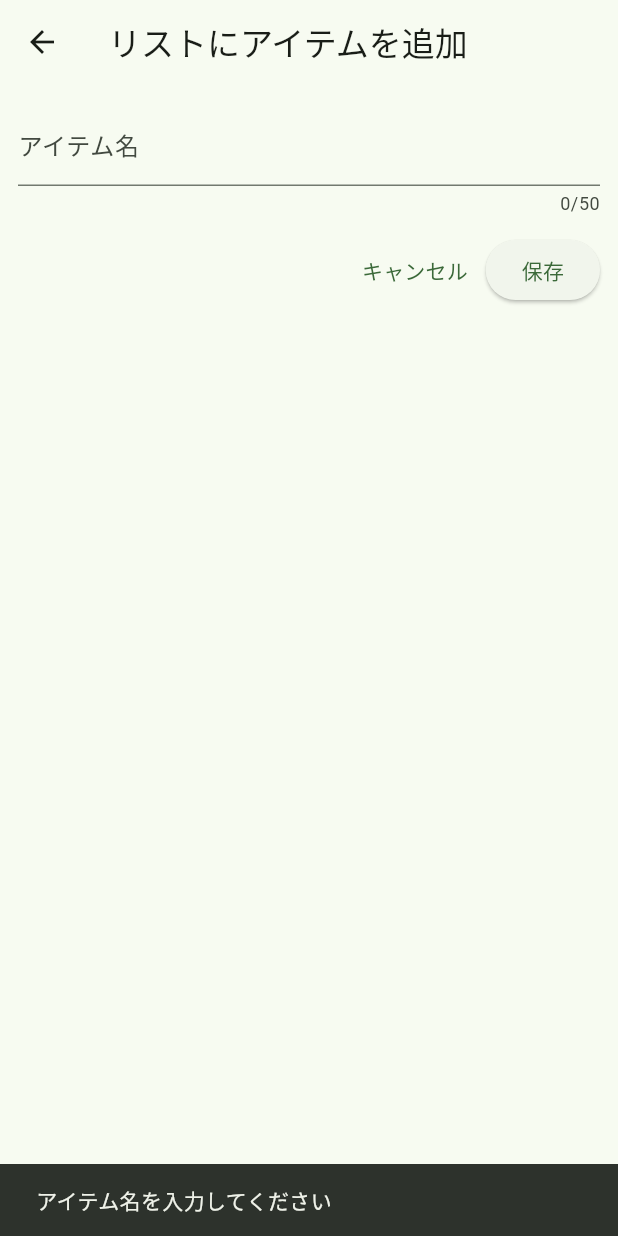
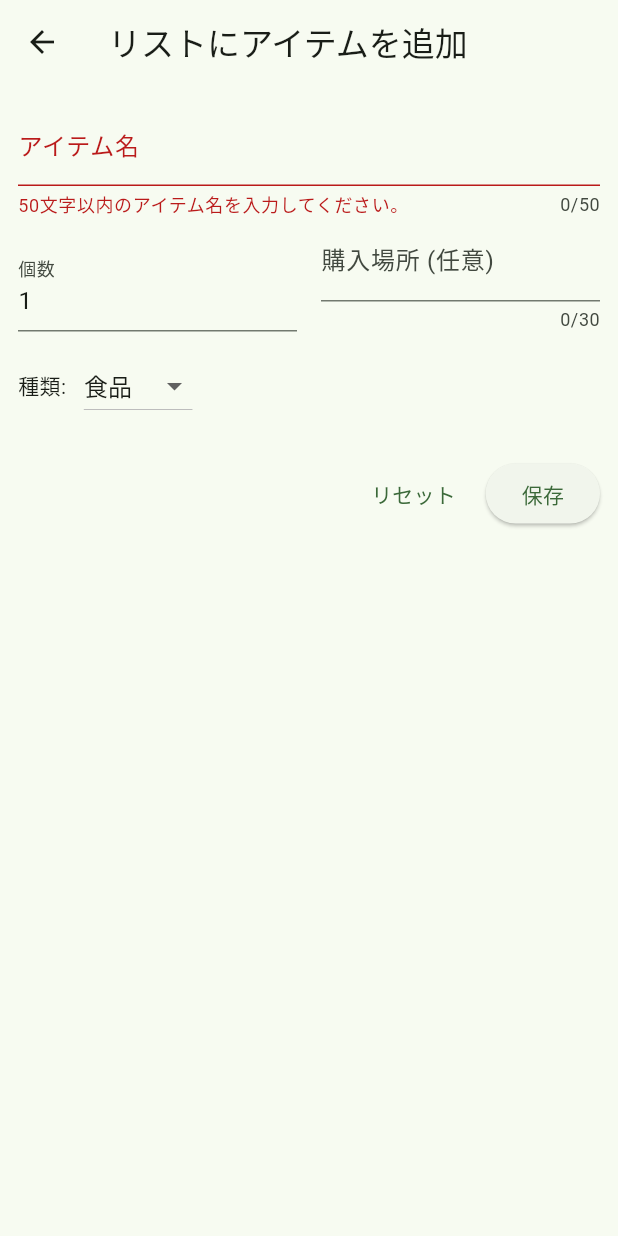
Before and after one commit to saladve/flutter_shopping-list, a Flutter app: the NewItemScreen screen opened directly, after a tap on "保存", on a phone screen of 412 x 824 dp. Run offline on Flutter 3.47's test engine with Material 3 defaults, Android fonts, the phone set to English and light mode, and no system bars.

Commit message:
feat: リスト追加機能改善 - 追加フォームに個数、ジャンル、購入場所の項目を追加

```diff
--- a/shopping_list_app/lib/models/shopping_item.dart
+++ b/shopping_list_app/lib/models/shopping_item.dart
@@ -1,25 +1,31 @@
-import 'package:flutter/foundation.dart';
-
-@immutable
 class ShoppingItem {
   final String name;
   final int quantity;
+  final String? location;
+  final String? category;
   final bool isCompleted;
 
   const ShoppingItem({
     required this.name,
     this.quantity = 1,
+    this.location,
+    this.category,
     this.isCompleted = false,
   });
 
+  // copyWith メソッドも忘れずに更新してください
   ShoppingItem copyWith({
     String? name,
     int? quantity,
+    String? location,
+    String? category,
     bool? isCompleted,
   }) {
     return ShoppingItem(
       name: name ?? this.name,
       quantity: quantity ?? this.quantity,
+      location: location ?? this.location,
+      category: category ?? this.category,
       isCompleted: isCompleted ?? this.isCompleted,
     );
   }
--- a/shopping_list_app/lib/screens/new_item_screen.dart
+++ b/shopping_list_app/lib/screens/new_item_screen.dart
@@ -1,4 +1,13 @@
 import 'package:flutter/material.dart';
+import '../models/shopping_item.dart';
+
+//ジャンル
+const List<String> availableCategories = [
+  '食品',
+  '日用品',
+  '衣類',
+  'その他',
+];
 
 class NewItemScreen extends StatefulWidget {
   const NewItemScreen({super.key});
@@ -8,24 +17,43 @@ class NewItemScreen extends StatefulWidget {
 }
 
 class _NewItemScreenState extends State<NewItemScreen> {
+  final _formKey = GlobalKey<FormState>();
+
   final _nameController = TextEditingController();
+
+  int _enteredQuantity = 1;
+  String? _selectedLocation;
+  String _selectedCategory = availableCategories[0];
+
+  var _isSaving = false;
+
+  void _saveItem() async {
+    if (_formKey.currentState!.validate()) {
+      _formKey.currentState!.save();
+
+      setState(() {
+        _isSaving = true;
+      });
+
+      final newItem = ShoppingItem(
+        name: _nameController.text,
+        quantity: _enteredQuantity,
+        location: _selectedLocation,
+        category: _selectedCategory,
+      );
+
+      if (!context.mounted) {
+        return;
+      }
+
+      Navigator.of(context).pop(newItem);
+    }
+  }
 
   @override
   void dispose() {
     _nameController.dispose();
     super.dispose();
-  }
-
-  void _saveItem() {
-    final enteredName = _nameController.text;
-
-    if (enteredName.trim().isEmpty) {
-      ScaffoldMessenger.of(context).showSnackBar(
-        const SnackBar(content: Text('アイテム名を入力してください')),
-      );
-      return;
-    }
-    Navigator.of(context).pop(enteredName);
   }
 
   @override
@@ -34,36 +62,122 @@ class _NewItemScreenState extends State<NewItemScreen> {
       appBar: AppBar(
         title: const Text('リストにアイテムを追加'),
       ),
-      body: Padding(
+      body: Form(
+        key: _formKey,
+        child: Padding(
           padding: const EdgeInsets.all(12),
           child: Column(
             children: [
-            TextField(
+              TextFormField(
                 controller: _nameController,
                 maxLength: 50,
                 decoration: const InputDecoration(
                   labelText: 'アイテム名',
                 ),
+                validator: (value) {
+                  if (value == null || value.trim().isEmpty || value.length > 50) {
+                    return '50文字以内のアイテム名を入力してください。';
+                  }
+                  return null;
+                },
               ),
+
+              Row(
+                crossAxisAlignment: CrossAxisAlignment.end,
+                children: [
+                  Expanded(
+                    child: TextFormField(
+                      decoration: const InputDecoration(
+                        labelText: '個数',
+                      ),
+                      initialValue: _enteredQuantity.toString(), // 初期値は1
+                      keyboardType: TextInputType.number,
+                      validator: (value) {
+                        if (value == null || int.tryParse(value) == null || int.tryParse(value)! <= 0) {
+                          return '有効な個数 (1以上) を入力してください。';
+                        }
+                        return null;
+                      },
+                      onSaved: (value) {
+                        _enteredQuantity = int.parse(value!);
+                      },
+                    ),
+                  ),
+                  const SizedBox(width: 16),
+
+                  Expanded(
+                    child: TextFormField(
+                      decoration: const InputDecoration(
+                        labelText: '購入場所 (任意)',
+                      ),
+                      maxLength: 30,
+                      onSaved: (value) {
+                        _selectedLocation = value!.trim().isEmpty ? null : value;
+                      },
+                    ),
+                  ),
+                ],
+              ),
+
               const SizedBox(height: 12),
+
+              Row(
+                crossAxisAlignment: CrossAxisAlignment.center,
+                children: [
+                  const Text('種類: '),
+                  const SizedBox(width: 8),
+                  DropdownButton<String>(
+                    value: _selectedCategory,
+                    items: availableCategories.map((category) {
+                      return DropdownMenuItem(
+                        value: category,
+                        child: Text(category),
+                      );
+                    }).toList(),
+                    onChanged: (String? newValue) {
+                      if (newValue != null) {
+                        setState(() {
+                          _selectedCategory = newValue;
+                        });
+                      }
+                    },
+                  ),
+                ],
+              ),
+
+              const SizedBox(height: 24),
+
               Row(
                 mainAxisAlignment: MainAxisAlignment.end,
                 children: [
                   TextButton(
                     onPressed: () {
-                    Navigator.of(context).pop();
+                      _formKey.currentState!.reset();
+                      setState(() {
+                        _enteredQuantity = 1;
+                        _selectedCategory = availableCategories[0];
+                        _selectedLocation = null;
+                      });
                     },
-                  child: const Text('キャンセル'),
+                    child: const Text('リセット'),
                   ),
+                  const SizedBox(width: 8),
                   ElevatedButton(
-                  onPressed: _saveItem,
-                  child: const Text('保存'),
+                    onPressed: _isSaving ? null : _saveItem,
+                    child: _isSaving
+                        ? const SizedBox(
+                      height: 16,
+                      width: 16,
+                      child: CircularProgressIndicator(strokeWidth: 2),
+                    )
+                        : const Text('保存'),
                   ),
                 ],
               ),
             ],
           ),
         ),
+      ),
     );
   }
 }
```
Also changed, not shown: shopping_list_app/lib/screens/shopping_list_screen.dart (+10 -17 lines). Lines whose indentation alone changed are shown as unchanged.
